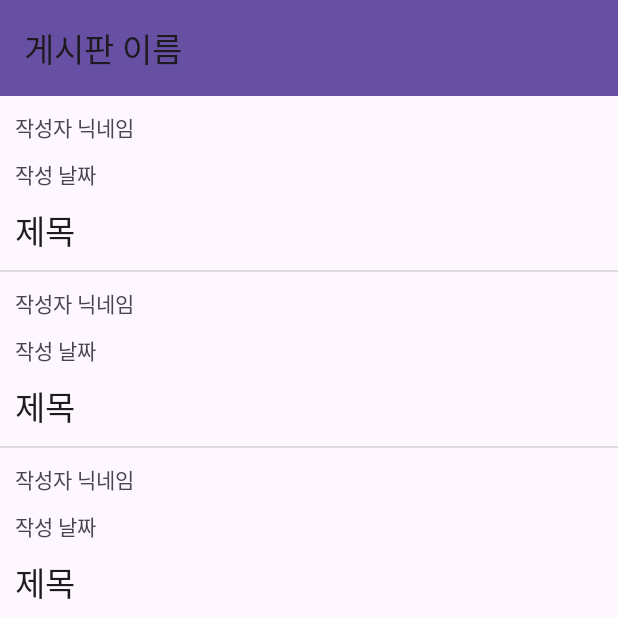
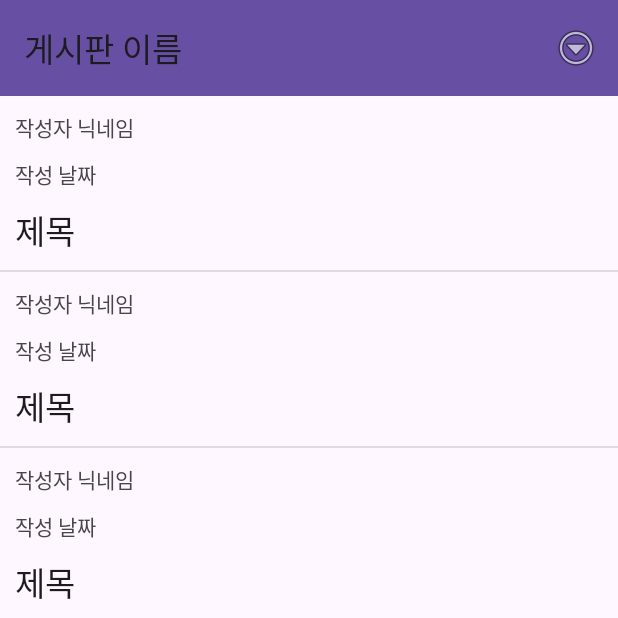
Before and after one commit to sunflow-er/community-app, an Android app: the BoardMainFragment screen opened directly, with no data from a screen before it, on a phone screen of 412 x 824 dp, the top half of it. Run offline under Robolectric (Android 15) with nearby library versions, the phone set to English and light mode, and no system bars.

Commit message:
board_main_menu

```diff
--- a/app/src/main/java/org/javaapp/communityapp/BoardMainFragment.kt
+++ b/app/src/main/java/org/javaapp/communityapp/BoardMainFragment.kt
@@ -5,6 +5,7 @@ import androidx.fragment.app.Fragment
 import android.view.LayoutInflater
 import android.view.View
 import android.view.ViewGroup
+import androidx.appcompat.app.AlertDialog
 import androidx.recyclerview.widget.DividerItemDecoration
 import androidx.recyclerview.widget.LinearLayoutManager
 import androidx.recyclerview.widget.RecyclerView
@@ -14,6 +15,11 @@ import org.javaapp.communityapp.databinding.FragmentBoardMainBinding
 class BoardMainFragment : Fragment() {
 
     lateinit var boardMainFragmentBinding : FragmentBoardMainBinding
+
+    val boardListData = arrayOf(
+        "전체글", "게시판 1", "게시판 2", "게시판 3", "게시판 4"
+    )
+
     override fun onCreate(savedInstanceState: Bundle?) {
         super.onCreate(savedInstanceState)
 
@@ -27,6 +33,23 @@ class BoardMainFragment : Fragment() {
 
         boardMainFragmentBinding = FragmentBoardMainBinding.inflate(inflater)
         boardMainFragmentBinding.boardMainToolbar.title = "게시판 이름"
+
+        boardMainFragmentBinding.boardMainToolbar.inflateMenu(R.menu.board_main_menu) // 툴바에 메뉴 인플레이트
+        boardMainFragmentBinding.boardMainToolbar.setOnMenuItemClickListener {
+            when (it.itemId) {
+                R.id.board_main_menu_board_list -> {
+                    val boardListBuilder = AlertDialog.Builder(requireContext())
+                    boardListBuilder.setTitle("게시판 목록")
+                    boardListBuilder.setNegativeButton("취소", null)
+                    boardListBuilder.setItems(boardListData, null)
+                    boardListBuilder.show()
+                    // 작업했음 -> true / 작업안했음 -> flase 반환
+                    true
+                }
+                else -> false
+            }
+
+        }
 
         /*--------------------------------------------recycler View------------------------------------------------*/
         val boardMainRecyclerAdapter = BoardMainRecyclerAdapter()
--- /dev/null
+++ b/app/src/main/res/menu/board_main_menu.xml
@@ -0,0 +1,10 @@
+<?xml version="1.0" encoding="utf-8"?>
+<menu xmlns:app="http://schemas.android.com/apk/res-auto"
+    xmlns:android="http://schemas.android.com/apk/res/android">
+
+    <item
+        android:id="@+id/board_main_menu_board_list"
+        android:icon="@android:drawable/ic_menu_more"
+        android:title="게시판 목록"
+        app:showAsAction="always" />
+</menu>
```
